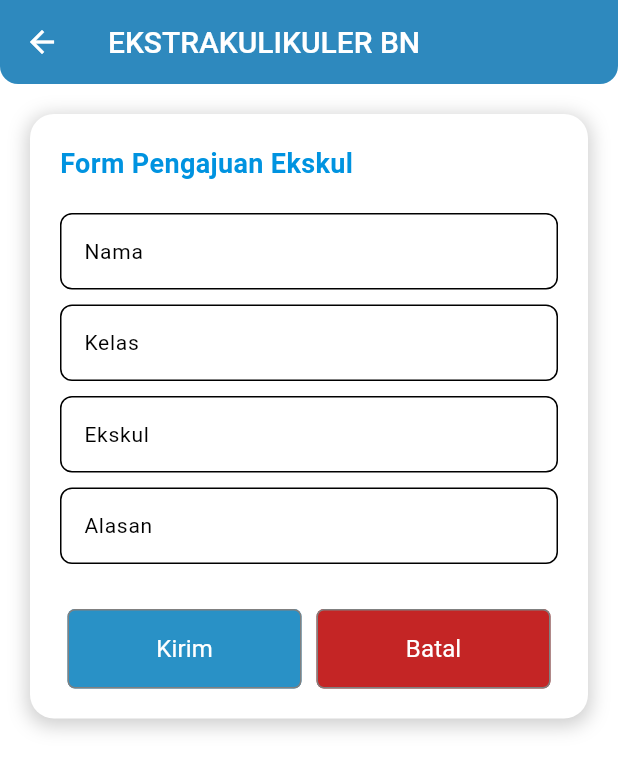
After one commit to Abigailneva/ekstrakulikuler, a Flutter app: the FromPindah screen opened directly, on a phone screen of 412 x 824 dp. The commit adds this screen. Shown: the top 771 px of the screen. Run offline on Flutter 3.47's test engine with Material 3 defaults, Android fonts, the phone set to English and light mode, and no system bars.

Commit message:
menambahkan from pindah

```diff
--- a/lib/screens/dashboard.dart
+++ b/lib/screens/dashboard.dart
@@ -1,4 +1,5 @@
 import 'package:flutter/material.dart';
+import 'package:my_app/screens/from_pindah.dart';
 import 'package:my_app/screens/login.dart';
 import 'package:my_app/screens/notifikasi.dart';
 import 'package:my_app/screens/preview.dart';
@@ -58,6 +59,13 @@ class DashboardUser extends StatelessWidget {
               title: Text('Logout'),
               onTap: () {
                 Navigator.push(context, MaterialPageRoute(builder: (context) => Login()));
+              },
+            ),
+             ListTile(
+              leading: Icon(Icons.swap_horiz),
+              title: Text('Pindah Eskul'),
+              onTap: () {
+                Navigator.push(context, MaterialPageRoute(builder: (context) => FromPindah()));
               },
             ),
           ],
--- a/lib/screens/from_pendaftaran.dart
+++ b/lib/screens/from_pendaftaran.dart
@@ -1,4 +1,5 @@
 import 'package:flutter/material.dart';
+import 'package:my_app/screens/dashboard.dart';
 import 'package:my_app/screens/preview.dart';
 
 class FromPendaftaran extends StatelessWidget {
@@ -225,7 +226,10 @@ class FromPendaftaran extends StatelessWidget {
                       Padding(
                         padding: EdgeInsets.fromLTRB(0, 10, 0, 0),
                         child: MaterialButton(
-                          onPressed: () {},
+                          onPressed: () {
+                            Navigator.push(context, MaterialPageRoute(builder: (context) => DashboardUser()),
+                            );
+                          },
                           color: Color(0xff000000),
                           elevation: 0,
                           shape: RoundedRectangleBorder(
--- /dev/null
+++ b/lib/screens/from_pindah.dart
@@ -0,0 +1,203 @@
+import 'package:flutter/material.dart';
+import 'package:my_app/screens/dashboard.dart';
+
+class FromPindah extends StatefulWidget {
+  @override
+  _FromPindahState createState() => _FromPindahState();
+}
+
+class _FromPindahState extends State<FromPindah> {
+  // Create TextEditingControllers for each TextField
+  final TextEditingController _namaController = TextEditingController();
+  final TextEditingController _kelasController = TextEditingController();
+  final TextEditingController _ekskulController = TextEditingController();
+  final TextEditingController _alasanController = TextEditingController();
+
+  @override
+  Widget build(BuildContext context) {
+    return Scaffold(
+      backgroundColor: Color(0xffffffff),
+      appBar: AppBar(
+        elevation: 4,
+        centerTitle: false,
+        automaticallyImplyLeading: false,
+        backgroundColor: Color(0xff298ec3),
+        shape: RoundedRectangleBorder(
+          borderRadius: BorderRadius.only(
+            bottomLeft: Radius.circular(12.0),
+            bottomRight: Radius.circular(12.0),
+          ),
+        ),
+        title: Text(
+          "EKSTRAKULIKULER BN",
+          style: TextStyle(
+            fontWeight: FontWeight.w500,
+            fontSize: 20,
+            color: Color(0xffffffff),
+          ),
+        ),
+        leading: IconButton(
+          icon: Icon(Icons.arrow_back, color: Color(0xffffffff), size: 24),
+          onPressed: () {
+            Navigator.push(
+              context,
+              MaterialPageRoute(builder: (context) => DashboardUser()),
+            );
+          },
+        ),
+      ),
+      body: Padding(
+        padding: const EdgeInsets.symmetric(horizontal: 20, vertical: 20),
+        child: Container(
+          decoration: BoxDecoration(
+            color: Color(0xffffffff),
+            borderRadius: BorderRadius.circular(16.0),
+            boxShadow: [
+              BoxShadow(
+                color: Colors.grey.withOpacity(0.5),
+                blurRadius: 10,
+                spreadRadius: 2,
+                offset: Offset(0, 3),
+              ),
+            ],
+          ),
+          child: Padding(
+            padding: EdgeInsets.all(20),
+            child: SingleChildScrollView(
+              child: Column(
+                crossAxisAlignment: CrossAxisAlignment.start,
+                children: [
+                  _buildHeader("Form Pengajuan Ekskul"),
+                  _buildTextField("Nama", "masukkan nama", false, _namaController),
+                  _buildTextField("Kelas", "masukkan kelas", false, _kelasController),
+                  _buildTextField("Ekskul", "pilih ekstrakulikuler", false, _ekskulController),
+                  _buildTextField("Alasan", "alasan pengajuan", false, _alasanController),
+                  SizedBox(height: 20), // Add space before the buttons
+                  _buildButtonRow(),
+                ],
+              ),
+            ),
+          ),
+        ),
+      ),
+    );
+  }
+
+  Widget _buildHeader(String title) {
+    return Padding(
+      padding: const EdgeInsets.only(bottom: 20),
+      child: Text(
+        title,
+        style: TextStyle(
+          fontWeight: FontWeight.w700,
+          fontSize: 18,
+          color: Color(0xff0093e0),
+        ),
+      ),
+    );
+  }
+
+  Widget _buildTextField(String labelText, String hintText, bool obscureText, TextEditingController controller) {
+    return Padding(
+      padding: const EdgeInsets.only(bottom: 10),
+      child: TextField(
+        controller: controller,
+        obscureText: obscureText,
+        textAlign: TextAlign.start,
+        maxLines: 1,
+        style: TextStyle(
+          fontWeight: FontWeight.w400,
+          fontSize: 14,
+          color: Color(0xff000000),
+        ),
+        decoration: InputDecoration(
+          labelText: labelText,
+          hintText: hintText,
+          labelStyle: TextStyle(
+            color: Color(0xff000000),
+            fontSize: 14,
+          ),
+          hintStyle: TextStyle(
+            fontWeight: FontWeight.w400,
+            fontSize: 12,
+            color: Color(0xff999999),
+          ),
+          filled: true,
+          fillColor: Color(0xffffffff),
+          border: _inputBorder(),
+          focusedBorder: _inputBorder(),
+          enabledBorder: _inputBorder(),
+          contentPadding: EdgeInsets.symmetric(vertical: 15, horizontal: 12),
+        ),
+      ),
+    );
+  }
+
+  OutlineInputBorder _inputBorder() {
+    return OutlineInputBorder(
+      borderRadius: BorderRadius.circular(8.0),
+      borderSide: BorderSide(color: Color(0xff000000), width: 1),
+    );
+  }
+
+  Widget _buildButtonRow() {
+    return Row(
+      mainAxisAlignment: MainAxisAlignment.spaceBetween,
+      children: [
+        _buildMaterialButton("Kirim", Color(0xff2991c6), _submitData),
+        _buildMaterialButton("Batal", Color(0xffc42525), _clearFields),
+      ],
+    );
+  }
+
+  Widget _buildMaterialButton(String label, Color color, VoidCallback onPressed) {
+    return Expanded(
+      child: Padding(
+        padding: const EdgeInsets.symmetric(horizontal: 5),
+        child: MaterialButton(
+          onPressed: onPressed,
+          color: color,
+          elevation: 0,
+          shape: RoundedRectangleBorder(
+            borderRadius: BorderRadius.circular(5.0),
+            side: BorderSide(color: Color(0xff808080), width: 1),
+          ),
+          padding: EdgeInsets.symmetric(vertical: 15),
+          child: Text(
+            label,
+            style: TextStyle(
+              fontSize: 16,
+              fontWeight: FontWeight.w400,
+              color: Color(0xffffffff),
+            ),
+          ),
+          height: 50,
+        ),
+      ),
+    );
+  }
+
+  // Method to clear text fields
+  void _clearFields() {
+    _namaController.clear();
+    _kelasController.clear();
+    _ekskulController.clear();
+    _alasanController.clear();
+  }
+
+  // Method to handle data submission
+  void _submitData() {
+    // Here, you can implement the code to save the data
+    // For now, just printing to console
+    print("Nama: ${_namaController.text}");
+    print("Kelas: ${_kelasController.text}");
+    print("Ekskul: ${_ekskulController.text}");
+    print("Alasan: ${_alasanController.text}");
+
+    // Navigate to the Dashboard after submission
+    Navigator.pushReplacement(
+      context,
+      MaterialPageRoute(builder: (context) => DashboardUser()),
+    );
+  }
+}
--- a/lib/screens/notifikasi.dart
+++ b/lib/screens/notifikasi.dart
@@ -35,9 +35,6 @@ class Notifikasi extends StatelessWidget {
           );
           },
         ),
-        actions: [
-          Icon(Icons.notifications, color: Color(0xffffffff), size: 24),
-        ],
       ),
       body: Padding(
         padding: const EdgeInsets.all(16.0),
```
